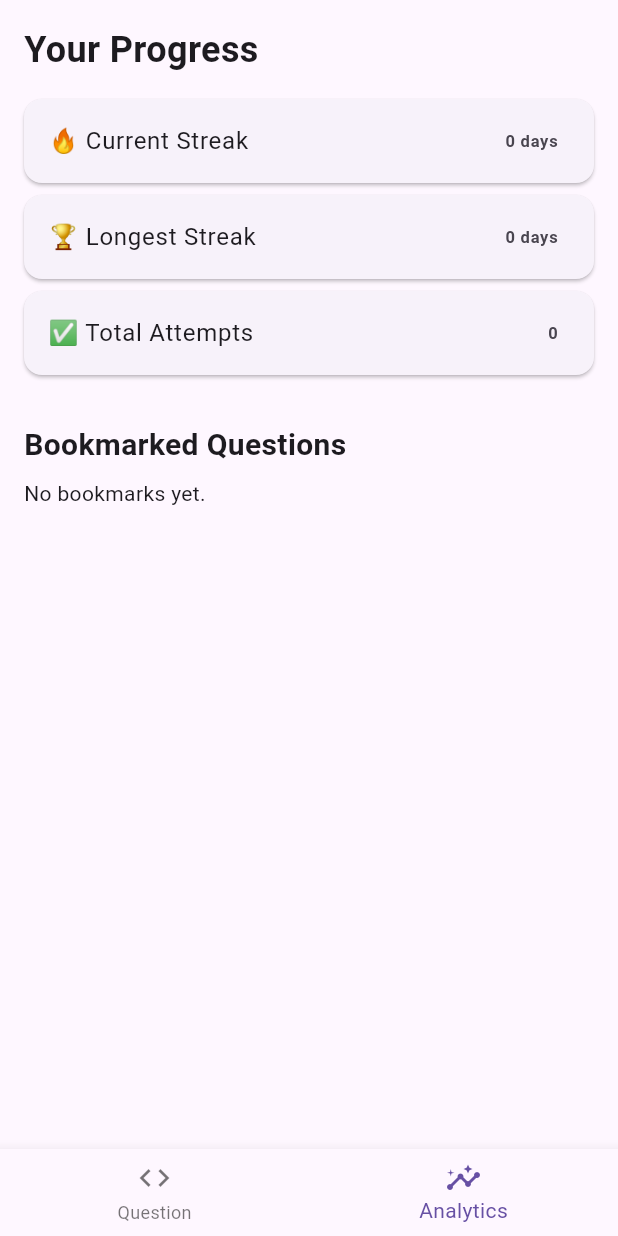
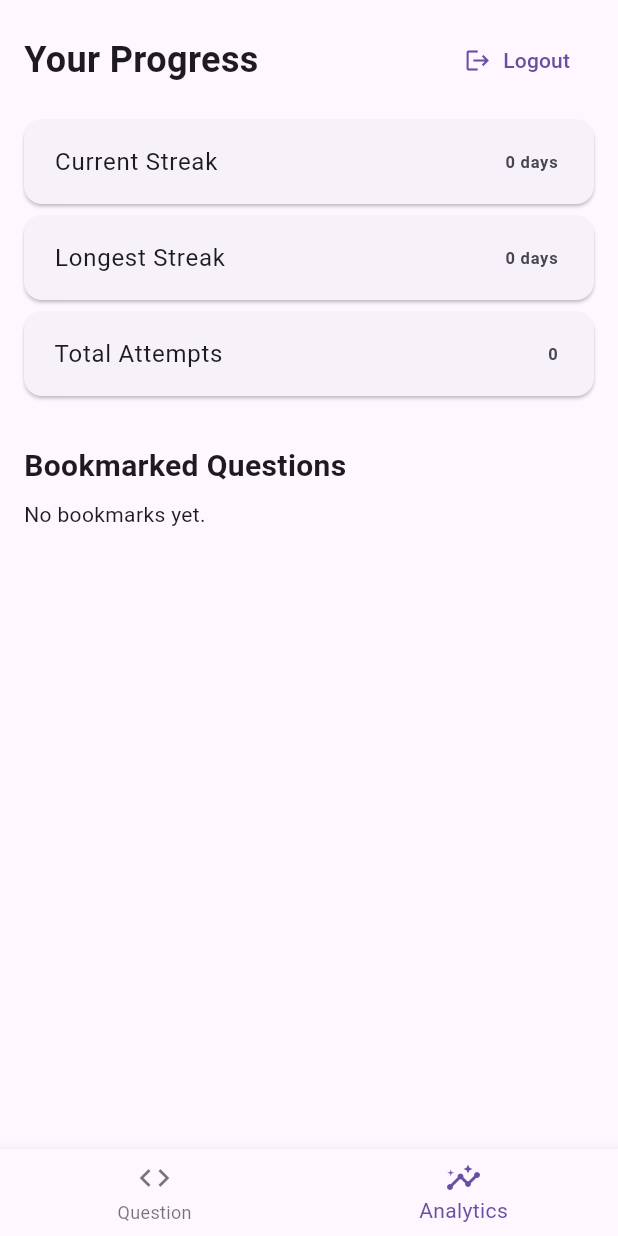
Before and after one commit to SoorajGP/gdg, a Flutter app: the screen it shows once a user with an empty profile is signed in, item 2 of the bottom bar chosen, on a phone screen of 412 x 824 dp. Run offline on Flutter 3.47's test engine with Material 3 defaults, Android fonts, the phone set to English and light mode, and no system bars; our stand-ins replace firebase_auth, firebase_core, shared_preferences; accounts and stored records are empty.

Commit message:
Add logout button using Firebase Auth

```diff
--- a/daily_coding_app/lib/screens/analytics_screen.dart
+++ b/daily_coding_app/lib/screens/analytics_screen.dart
@@ -1,6 +1,7 @@
 import 'package:flutter/material.dart';
 import '../models/coding_question.dart';
 import '../widgets/stat_card.dart';
+import '../services/auth_service.dart';
 
 class AnalyticsScreen extends StatelessWidget {
   final int currentStreak;
@@ -29,15 +30,28 @@ class AnalyticsScreen extends StatelessWidget {
       child: Column(
         crossAxisAlignment: CrossAxisAlignment.start,
         children: [
-          const Text(
-            "Your Progress",
-            style: TextStyle(fontSize: 24, fontWeight: FontWeight.bold),
+          Row(
+            mainAxisAlignment: MainAxisAlignment.spaceBetween,
+            children: [
+              const Text(
+                "Your Progress",
+                style: TextStyle(fontSize: 24, fontWeight: FontWeight.bold),
+              ),
+              TextButton.icon(
+                onPressed: () async {
+                  await AuthService.signOut();
+                },
+                icon: const Icon(Icons.logout),
+                label: const Text("Logout"),
+              ),
+            ],
           ),
           const SizedBox(height: 16),
 
-          StatCard("🔥 Current Streak", "$currentStreak days"),
-          StatCard("🏆 Longest Streak", "$longestStreak days"),
-          StatCard("✅ Total Attempts", "$totalAttempts"),
+
+          StatCard(" Current Streak", "$currentStreak days"),
+          StatCard(" Longest Streak", "$longestStreak days"),
+          StatCard(" Total Attempts", "$totalAttempts"),
 
           const SizedBox(height: 24),
           const Text(
```
